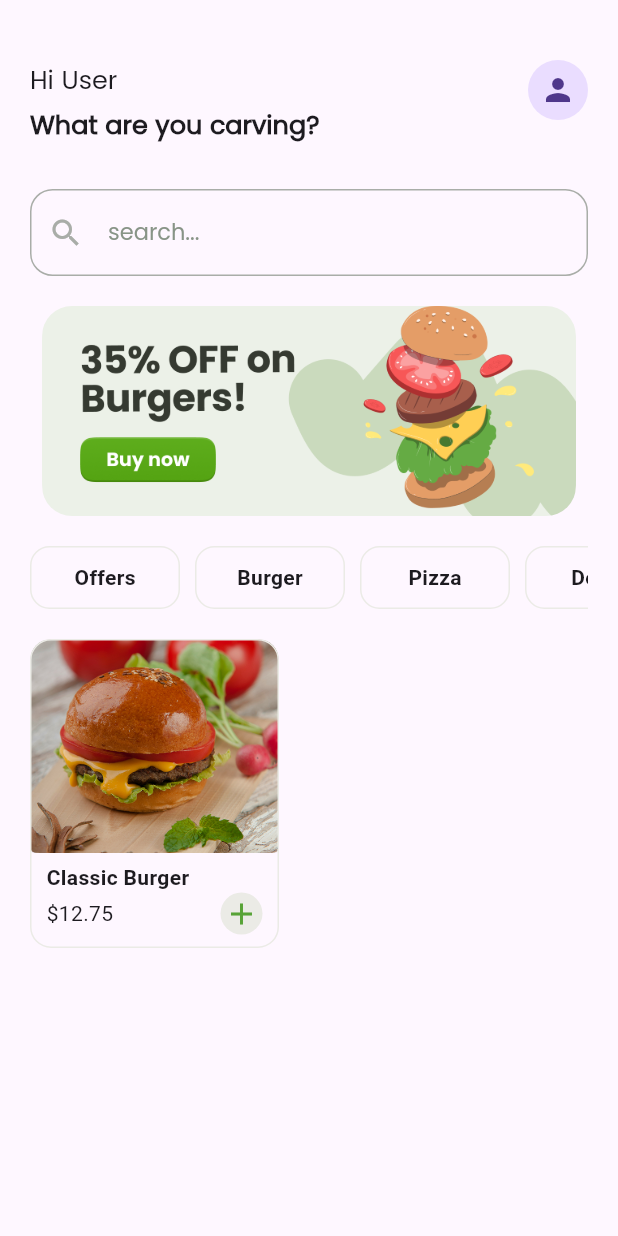
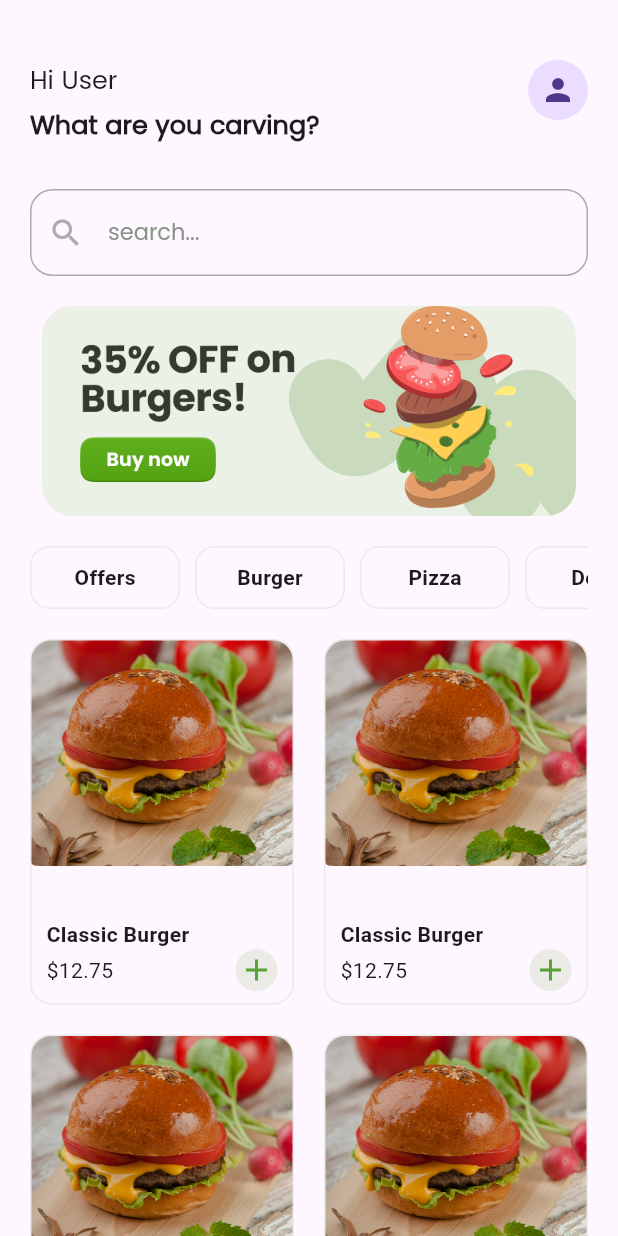
Before and after one commit to Abdelrhman-Tec/food-delivery-app, a Flutter app: the screen it shows after launch, on a phone screen of 412 x 824 dp. Run offline on Flutter 3.47's test engine with Material 3 defaults, Android fonts, the phone set to English and light mode, and no system bars; our stand-ins replace flutter_otp_text_field, flutter_svg, smooth_page_indicator, supabase_flutter; accounts and stored records are empty.

Commit message:
create product model

```diff
--- /dev/null
+++ b/lib/features/home/data/model/product_model.dart
@@ -0,0 +1,41 @@
+import 'package:food_app/core/utils/app_assets.dart';
+
+class ProductModel {
+  final String name;
+  final double price;
+  final String imagePath;
+
+  ProductModel({
+    required this.name,
+    required this.price,
+    required this.imagePath,
+  });
+
+  static List<ProductModel> productList = [
+    ProductModel(
+      name: 'Classic Burger',
+      price: 12.75,
+      imagePath: AppAssets.product,
+    ),
+    ProductModel(
+      name: 'Classic Burger',
+      price: 12.75,
+      imagePath: AppAssets.product,
+    ),
+    ProductModel(
+      name: 'Classic Burger',
+      price: 12.75,
+      imagePath: AppAssets.product,
+    ),
+    ProductModel(
+      name: 'Classic Burger',
+      price: 12.75,
+      imagePath: AppAssets.product,
+    ),
+    ProductModel(
+      name: 'Classic Burger',
+      price: 12.75,
+      imagePath: AppAssets.product,
+    ),
+  ];
+}
--- a/lib/features/home/presentation/screens/home_screen.dart
+++ b/lib/features/home/presentation/screens/home_screen.dart
@@ -1,10 +1,10 @@
 import 'package:flutter/material.dart';
-import 'package:food_app/core/utils/app_assets.dart';
-import 'package:food_app/core/utils/app_colors.dart';
 import 'package:food_app/features/home/data/model/category_model.dart';
+import 'package:food_app/features/home/data/model/product_model.dart';
 import 'package:food_app/features/home/presentation/widget/category_tabs.dart';
 import 'package:food_app/features/home/presentation/widget/header_section.dart';
 import 'package:food_app/features/home/presentation/widget/offer_banner.dart';
+import 'package:food_app/features/home/presentation/widget/product_card.dart';
 import 'package:food_app/features/home/presentation/widget/search_bar_section.dart';
 
 class HomeScreen extends StatefulWidget {
@@ -44,6 +44,25 @@
     );
   }
 
+  Widget _buildProductList() {
+    return SizedBox(
+      height: 400,
+      child: GridView.builder(
+        gridDelegate: SliverGridDelegateWithFixedCrossAxisCount(
+          crossAxisCount: 2,
+          mainAxisSpacing: 20,
+          crossAxisSpacing: 20,
+          childAspectRatio: 1.3 / 1.8,
+        ),
+        itemBuilder: (context, index) {
+          final item = ProductModel.productList[index];
+          return ProductCard(productModel: item);
+        },
+        itemCount: ProductModel.productList.length,
+      ),
+    );
+  }
+
   @override
   Widget build(BuildContext context) {
     return Scaffold(
@@ -61,11 +80,7 @@
               const SizedBox(height: 20),
               _buildCategoryList(),
               const SizedBox(height: 20),
-              ProductCard(
-                name: 'Classic Burger',
-                price: 12.75,
-                imagePath: AppAssets.product,
-              ),
+              _buildProductList(),
             ],
           ),
         ),
@@ -73,70 +88,3 @@
     );
   }
 }
-
-class ProductCard extends StatelessWidget {
-  final String name;
-  final double price;
-  final String imagePath;
-  final VoidCallback? onAdd;
-
-  const ProductCard({
-    super.key,
-    this.name = "Classic Burger",
-    this.price = 12.75,
-    this.imagePath = AppAssets.product,
-    this.onAdd,
-  });
-
-  @override
-  Widget build(BuildContext context) {
-    return Container(
-      width: 166,
-      height: 206,
-      decoration: BoxDecoration(
-        border: Border.all(color: AppColors.lightGrey200),
-        borderRadius: BorderRadius.circular(14),
-        image: DecorationImage(
-          image: AssetImage(imagePath),
-          alignment: Alignment.topCenter,
-        ),
-      ),
-      child: Align(
-        alignment: Alignment.bottomCenter,
-        child: Container(
-          padding: const EdgeInsets.symmetric(horizontal: 10, vertical: 8),
-          decoration: BoxDecoration(
-            borderRadius: const BorderRadius.only(
-              bottomLeft: Radius.circular(14),
-              bottomRight: Radius.circular(14),
-            ),
-          ),
-          child: Column(
-            mainAxisSize: MainAxisSize.min,
-            crossAxisAlignment: CrossAxisAlignment.start,
-            children: [
-              Text(name, style: const TextStyle(fontWeight: FontWeight.bold)),
-              Row(
-                mainAxisAlignment: MainAxisAlignment.spaceBetween,
-                children: [
-                  Text("\$${price.toStringAsFixed(2)}"),
-                  GestureDetector(
-                    onTap: onAdd,
-                    child: CircleAvatar(
-                      backgroundColor: AppColors.lightGrey200,
-                      radius: 14,
-                      child: Icon(
-                        Icons.add,
-                        color: AppColors.lightTypography500,
-                      ),
-                    ),
-                  ),
-                ],
-              ),
-            ],
-          ),
-        ),
-      ),
-    );
-  }
-}
--- /dev/null
+++ b/lib/features/home/presentation/widget/product_card.dart
@@ -0,0 +1,63 @@
+import 'package:flutter/material.dart';
+import 'package:food_app/core/utils/app_colors.dart';
+import 'package:food_app/features/home/data/model/product_model.dart';
+
+class ProductCard extends StatelessWidget {
+  final ProductModel productModel;
+
+  const ProductCard({super.key, required this.productModel});
+
+  @override
+  Widget build(BuildContext context) {
+    return Container(
+      width: 166,
+      height: 206,
+      decoration: BoxDecoration(
+        border: Border.all(color: AppColors.lightGrey200),
+        borderRadius: BorderRadius.circular(14),
+        image: DecorationImage(
+          image: AssetImage(productModel.imagePath),
+          alignment: Alignment.topCenter,
+        ),
+      ),
+      child: Align(
+        alignment: Alignment.bottomCenter,
+        child: Container(
+          padding: const EdgeInsets.symmetric(horizontal: 10, vertical: 8),
+          decoration: BoxDecoration(
+            borderRadius: const BorderRadius.only(
+              bottomLeft: Radius.circular(14),
+              bottomRight: Radius.circular(14),
+            ),
+          ),
+          child: Column(
+            mainAxisSize: MainAxisSize.min,
+            crossAxisAlignment: CrossAxisAlignment.start,
+            children: [
+              Text(
+                productModel.name,
+                style: const TextStyle(fontWeight: FontWeight.bold),
+              ),
+              Row(
+                mainAxisAlignment: MainAxisAlignment.spaceBetween,
+                children: [
+                  Text("\$${productModel.price.toStringAsFixed(2)}"),
+                  GestureDetector(
+                    child: CircleAvatar(
+                      backgroundColor: AppColors.lightGrey200,
+                      radius: 14,
+                      child: Icon(
+                        Icons.add,
+                        color: AppColors.lightTypography500,
+                      ),
+                    ),
+                  ),
+                ],
+              ),
+            ],
+          ),
+        ),
+      ),
+    );
+  }
+}
```
